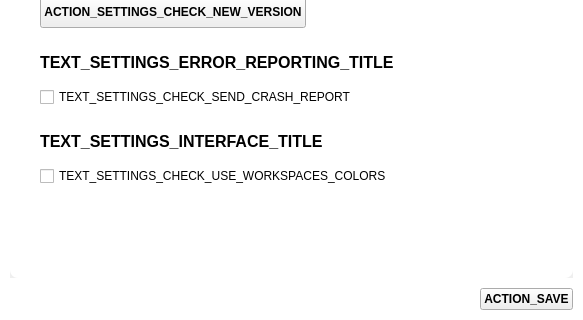
This is parsec/core/gui/forms/settings_widget.ui in Scille/parsec-cloud as Qt 5 draws it before an edit; both pictures show x 0 to 583 and y 273 to 593 of the 583 by 593 pixel window. The edited form follows.
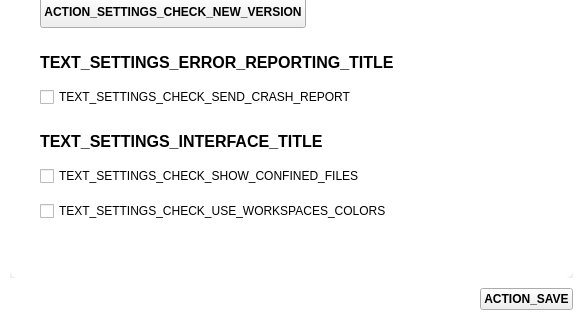
This is the edited form. Custom widgets are drawn as their Qt base class.

Commit message: [GUI] Updated GUI display of confined files

Diff of the .ui file:
```diff
--- a/parsec/core/gui/forms/settings_widget.ui
+++ b/parsec/core/gui/forms/settings_widget.ui
@@ -69,8 +69,8 @@
        <rect>
         <x>0</x>
         <y>0</y>
-        <width>563</width>
-        <height>526</height>
+        <width>549</width>
+        <height>563</height>
        </rect>
       </property>
       <layout class="QVBoxLayout" name="verticalLayout_2">
@@ -403,6 +403,17 @@
             </item>
            </layout>
           </item>
+          <item>
+           <layout class="QHBoxLayout" name="horizontalLayout_12">
+            <item>
+             <widget class="QCheckBox" name="check_box_show_confined">
+              <property name="text">
+               <string>TEXT_SETTINGS_CHECK_SHOW_CONFINED_FILES</string>
+              </property>
+             </widget>
+            </item>
+           </layout>
+          </item>
           <item>
            <layout class="QHBoxLayout" name="horizontalLayout_11">
             <property name="leftMargin">
```
The commit also changes 11 other files.
